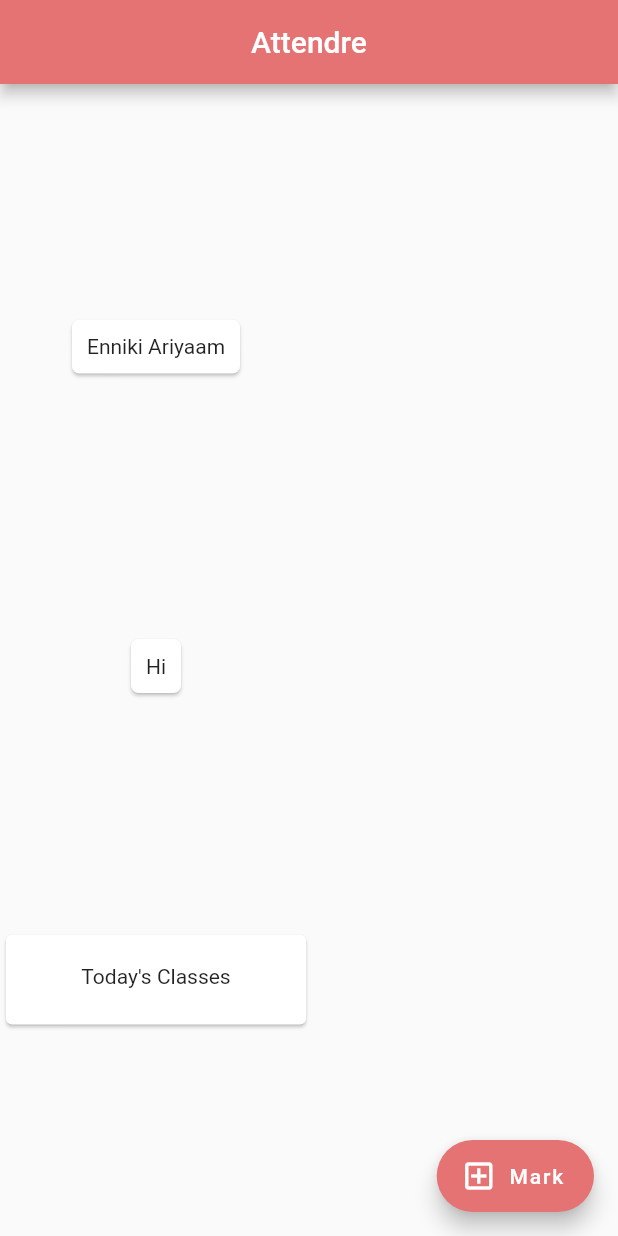
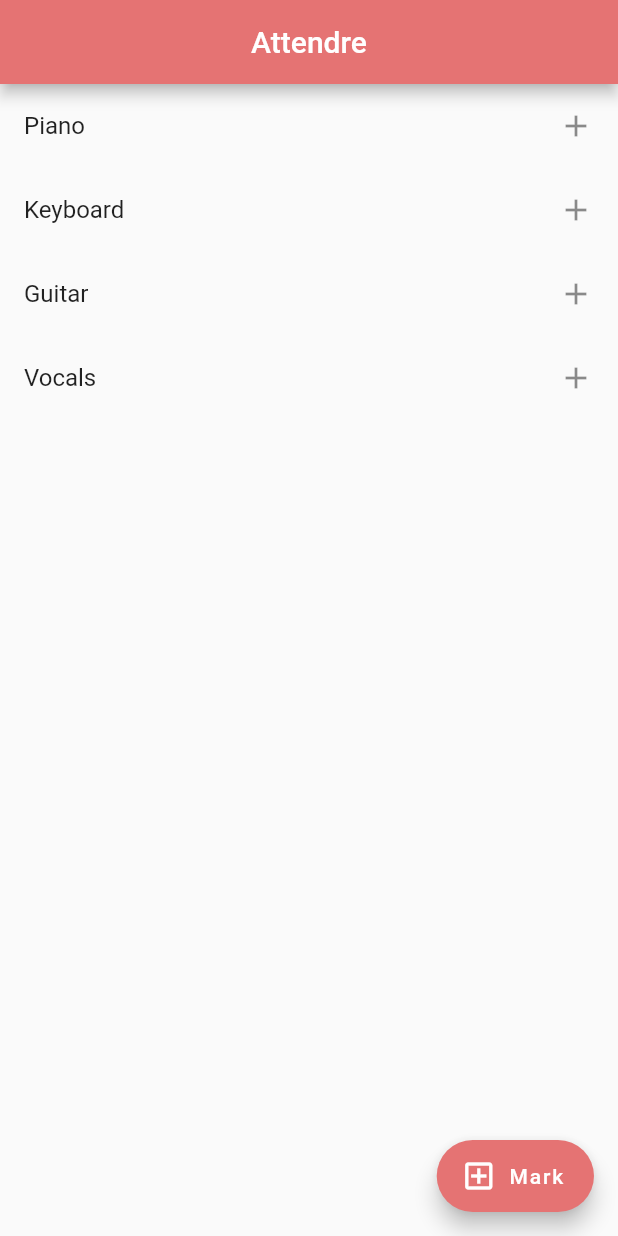
Before and after one commit to itcodehery/FlutterAttendanceApp, a Flutter app: the screen it shows after launch, on a phone screen of 412 x 824 dp. Run offline on Flutter 3.47's test engine with Material 2 defaults, Android fonts, the phone set to English and light mode, and no system bars.

Commit message:
Added Buttons for all Courses

```diff
--- a/attendance_app/lib/main.dart
+++ b/attendance_app/lib/main.dart
@@ -1,5 +1,3 @@
-import 'dart:math';
-
 import 'package:flutter/material.dart';
 
 void main() {
@@ -15,37 +13,21 @@
 
 class AttendreState extends State<Attendre> {
   static String printedName = "Enniki Ariyaam";
-
-  Card createNewCard(String getString) {
-    return Card(
-        shape: const RoundedRectangleBorder(
-            borderRadius: BorderRadius.all(Radius.circular(5)),
-            side: BorderSide.none),
-        margin: const EdgeInsets.all(20),
-        child: Padding(
-          padding: const EdgeInsets.fromLTRB(10, 10, 10, 10),
-          child: Text(getString),
-        ));
-  }
-
-  Card selectCourseCard() {
-    const String title = "Today's Classes";
-    return const Card(
-      child: SizedBox(
-        height: 60,
-        width: 200,
-        child: Padding(
-          padding: EdgeInsets.fromLTRB(50, 20, 50, 20),
-          child: Column(
-            children: [
-              Text(title),
-            ],
-          ),
-        ),
-      ),
+  String titleText = " ";
+  String subtitleText = " ";
+  final List<String> coursesAvailable = [
+    'Piano',
+    'Keyboard',
+    'Guitar',
+    'Vocals',
+  ];
+  Widget createListTile(String en) {
+    return ListTile(
+      title: Text(en),
+      trailing: const Icon(Icons.add),
+      onTap: () {},
     );
   }
-
   @override
   Widget build(BuildContext context) {
     return MaterialApp(
@@ -70,14 +52,15 @@
             backgroundColor: Colors.red[300],
             icon: const Icon(Icons.add_box_outlined),
           ),
-          body: Column(
-            mainAxisAlignment: MainAxisAlignment.spaceEvenly,
-            crossAxisAlignment: CrossAxisAlignment.center,
-            children: [
-              createNewCard(printedName),
-              createNewCard("Hi"),
-              selectCourseCard(),
-            ],
+          body:ListView.builder(
+            itemCount: coursesAvailable.length,
+            itemBuilder: (BuildContext context, int index) {
+            return ListTile(
+            title: Text(coursesAvailable.elementAt(index)),
+            trailing: const Icon(Icons.add),
+            onTap: () {},
+            );
+            }
           )),
     );
   }
```
